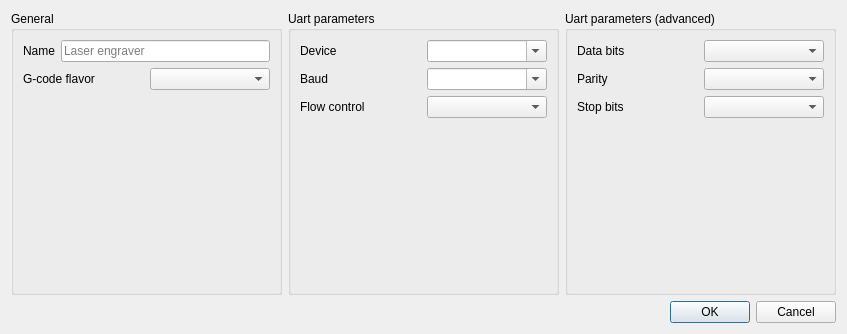
First picture: the form in src/add-engraver-dialog.ui, repository dev-0x7C6/laser-engraver, before the edit.
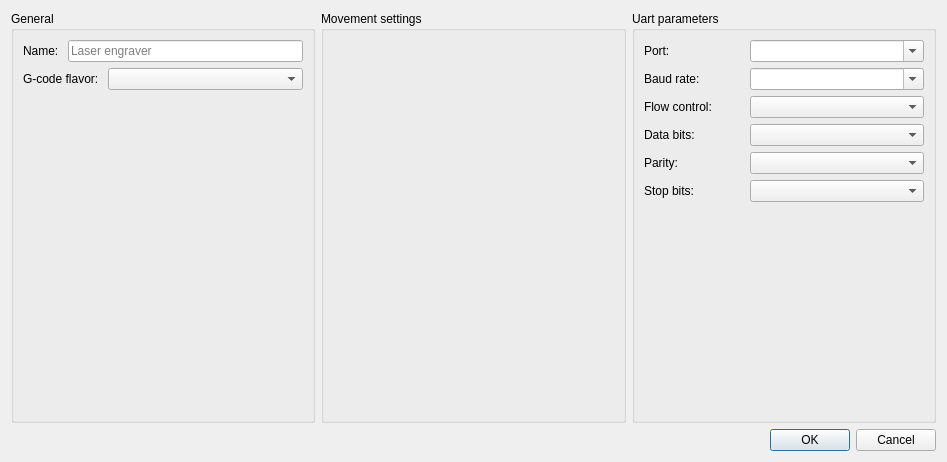
Second picture: the form after the edit. Custom widgets are drawn as their Qt base class.

Commit message: gcode: added movement settings and zoom shortcuts. gui: major gui updates.

```diff
--- a/src/add-engraver-dialog.ui
+++ b/src/add-engraver-dialog.ui
@@ -6,8 +6,8 @@
    <rect>
     <x>0</x>
     <y>0</y>
-    <width>847</width>
-    <height>334</height>
+    <width>947</width>
+    <height>462</height>
    </rect>
   </property>
   <property name="windowTitle">
@@ -33,7 +33,7 @@
           <item>
            <widget class="QLabel" name="label_5">
             <property name="text">
-             <string>Name</string>
+             <string>Name: </string>
             </property>
            </widget>
           </item>
@@ -51,12 +51,19 @@
           <item>
            <widget class="QLabel" name="label_2">
             <property name="text">
-             <string>G-code flavor</string>
+             <string>G-code flavor: </string>
             </property>
            </widget>
           </item>
           <item>
-           <widget class="QComboBox" name="gcode_flavor"/>
+           <widget class="QComboBox" name="gcode_flavor">
+            <property name="sizePolicy">
+             <sizepolicy hsizetype="Expanding" vsizetype="Fixed">
+              <horstretch>0</horstretch>
+              <verstretch>0</verstretch>
+             </sizepolicy>
+            </property>
+           </widget>
           </item>
          </layout>
         </item>
@@ -76,6 +83,44 @@
        </layout>
       </widget>
      </item>
+     <item>
+      <widget class="QGroupBox" name="groupBox_3">
+       <property name="sizePolicy">
+        <sizepolicy hsizetype="Expanding" vsizetype="Expanding">
+         <horstretch>0</horstretch>
+         <verstretch>0</verstretch>
+        </sizepolicy>
+       </property>
+       <property name="title">
+        <string>Movement settings</string>
+       </property>
+       <layout class="QVBoxLayout" name="verticalLayout_3">
+        <item>
+         <widget class="EngraverMovementSettingsWidget" name="widget" native="true">
+          <property name="minimumSize">
+           <size>
+            <width>0</width>
+            <height>100</height>
+           </size>
+          </property>
+         </widget>
+        </item>
+        <item>
+         <spacer name="verticalSpacer_3">
+          <property name="orientation">
+           <enum>Qt::Vertical</enum>
+          </property>
+          <property name="sizeHint" stdset="0">
+           <size>
+            <width>20</width>
+            <height>40</height>
+           </size>
+          </property>
+         </spacer>
+        </item>
+       </layout>
+      </widget>
+     </item>
      <item>
       <widget class="QGroupBox" name="groupBox">
        <property name="sizePolicy">
@@ -98,15 +143,21 @@
               <verstretch>0</verstretch>
              </sizepolicy>
             </property>
+            <property name="minimumSize">
+             <size>
+              <width>100</width>
+              <height>0</height>
+             </size>
+            </property>
             <property name="text">
-             <string>Device</string>
+             <string>Port:</string>
             </property>
            </widget>
           </item>
           <item>
            <widget class="QComboBox" name="device">
             <property name="sizePolicy">
-             <sizepolicy hsizetype="Preferred" vsizetype="Fixed">
+             <sizepolicy hsizetype="Expanding" vsizetype="Fixed">
               <horstretch>0</horstretch>
               <verstretch>0</verstretch>
              </sizepolicy>
@@ -128,15 +179,21 @@
               <verstretch>0</verstretch>
              </sizepolicy>
             </property>
+            <property name="minimumSize">
+             <size>
+              <width>100</width>
+              <height>0</height>
+             </size>
+            </property>
             <property name="text">
-             <string>Baud</string>
+             <string>Baud rate:</string>
             </property>
            </widget>
           </item>
           <item>
            <widget class="QComboBox" name="baud">
             <property name="sizePolicy">
-             <sizepolicy hsizetype="Preferred" vsizetype="Fixed">
+             <sizepolicy hsizetype="Expanding" vsizetype="Fixed">
               <horstretch>0</horstretch>
               <verstretch>0</verstretch>
              </sizepolicy>
@@ -161,15 +218,21 @@
               <verstretch>0</verstretch>
              </sizepolicy>
             </property>
+            <property name="minimumSize">
+             <size>
+              <width>100</width>
+              <height>0</height>
+             </size>
+            </property>
             <property name="text">
-             <string>Flow control</string>
+             <string>Flow control:</string>
             </property>
            </widget>
           </item>
           <item>
            <widget class="QComboBox" name="flow_control">
             <property name="sizePolicy">
-             <sizepolicy hsizetype="Preferred" vsizetype="Fixed">
+             <sizepolicy hsizetype="Expanding" vsizetype="Fixed">
               <horstretch>0</horstretch>
               <verstretch>0</verstretch>
              </sizepolicy>
@@ -181,45 +244,29 @@
           </item>
          </layout>
         </item>
-        <item>
-         <spacer name="verticalSpacer_2">
-          <property name="orientation">
-           <enum>Qt::Vertical</enum>
-          </property>
-          <property name="sizeHint" stdset="0">
-           <size>
-            <width>20</width>
-            <height>40</height>
-           </size>
-          </property>
-         </spacer>
-        </item>
-       </layout>
-      </widget>
-     </item>
-     <item>
-      <widget class="QGroupBox" name="groupBox_3">
-       <property name="sizePolicy">
-        <sizepolicy hsizetype="Expanding" vsizetype="Expanding">
-         <horstretch>0</horstretch>
-         <verstretch>0</verstretch>
-        </sizepolicy>
-       </property>
-       <property name="title">
-        <string>Uart parameters (advanced)</string>
-       </property>
-       <layout class="QVBoxLayout" name="verticalLayout_3">
         <item>
          <layout class="QHBoxLayout" name="horizontalLayout_6">
           <item>
            <widget class="QLabel" name="label_6">
+            <property name="minimumSize">
+             <size>
+              <width>100</width>
+              <height>0</height>
+             </size>
+            </property>
             <property name="text">
-             <string>Data bits</string>
+             <string>Data bits:</string>
             </property>
            </widget>
           </item>
           <item>
            <widget class="QComboBox" name="data_bits">
+            <property name="sizePolicy">
+             <sizepolicy hsizetype="Expanding" vsizetype="Fixed">
+              <horstretch>0</horstretch>
+              <verstretch>0</verstretch>
+             </sizepolicy>
+            </property>
             <property name="currentText">
              <string/>
             </property>
@@ -231,13 +278,25 @@
          <layout class="QHBoxLayout" name="horizontalLayout_7">
           <item>
            <widget class="QLabel" name="label_7">
+            <property name="minimumSize">
+             <size>
+              <width>100</width>
+              <height>0</height>
+             </size>
+            </property>
             <property name="text">
-             <string>Parity</string>
+             <string>Parity: </string>
             </property>
            </widget>
           </item>
           <item>
            <widget class="QComboBox" name="parity">
+            <property name="sizePolicy">
+             <sizepolicy hsizetype="Expanding" vsizetype="Fixed">
+              <horstretch>0</horstretch>
+              <verstretch>0</verstretch>
+             </sizepolicy>
+            </property>
             <property name="currentText">
              <string/>
             </property>
@@ -249,13 +308,25 @@
          <layout class="QHBoxLayout" name="horizontalLayout_8">
           <item>
            <widget class="QLabel" name="label_8">
+            <property name="minimumSize">
+             <size>
+              <width>100</width>
+              <height>0</height>
+             </size>
+            </property>
             <property name="text">
-             <string>Stop bits</string>
+             <string>Stop bits: </string>
             </property>
            </widget>
           </item>
           <item>
            <widget class="QComboBox" name="stop_bits">
+            <property name="sizePolicy">
+             <sizepolicy hsizetype="Expanding" vsizetype="Fixed">
+              <horstretch>0</horstretch>
+              <verstretch>0</verstretch>
+             </sizepolicy>
+            </property>
             <property name="currentText">
              <string/>
             </property>
@@ -264,7 +335,7 @@
          </layout>
         </item>
         <item>
-         <spacer name="verticalSpacer_3">
+         <spacer name="verticalSpacer_2">
           <property name="orientation">
            <enum>Qt::Vertical</enum>
           </property>
@@ -293,6 +364,14 @@
    </item>
   </layout>
  </widget>
+ <customwidgets>
+  <customwidget>
+   <class>EngraverMovementSettingsWidget</class>
+   <extends>QWidget</extends>
+   <header>src/widgets/engraver-movement-settings-widget.h</header>
+   <container>1</container>
+  </customwidget>
+ </customwidgets>
  <resources/>
  <connections>
   <connection>
```
The commit also changes 15 other files.
